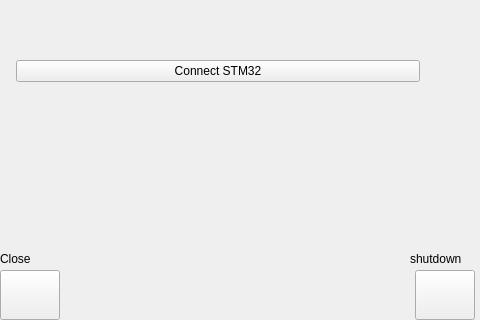
guillaumeb49/QT_CDFR_2019, file CDFR_2019_QT/settingswindow.ui: the form before one commit.
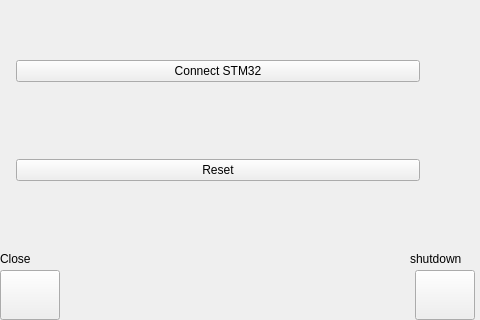
The form after the commit. Icons and pictures are not drawn.

Diff of the .ui file:
```diff
--- a/CDFR_2019_QT/settingswindow.ui
+++ b/CDFR_2019_QT/settingswindow.ui
@@ -141,6 +141,26 @@
        </property>
       </widget>
      </item>
+     <item row="3" column="1">
+      <widget class="QPushButton" name="pushButton">
+       <property name="text">
+        <string>Reset</string>
+       </property>
+      </widget>
+     </item>
+     <item row="2" column="1">
+      <spacer name="verticalSpacer">
+       <property name="orientation">
+        <enum>Qt::Vertical</enum>
+       </property>
+       <property name="sizeHint" stdset="0">
+        <size>
+         <width>20</width>
+         <height>40</height>
+        </size>
+       </property>
+      </spacer>
+     </item>
     </layout>
    </widget>
    <widget class="QPushButton" name="btn_exit">
```
